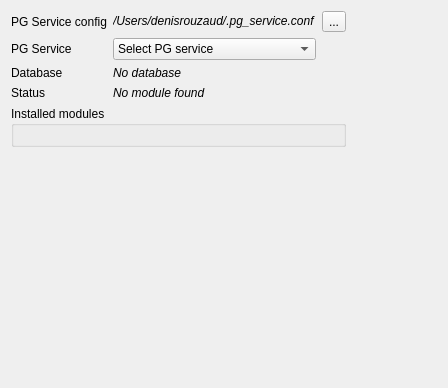
This is oqtopus/ui/database_connection_widget.ui in opengisch/oqtopus as Qt 5 draws it before an edit. The edited form follows.
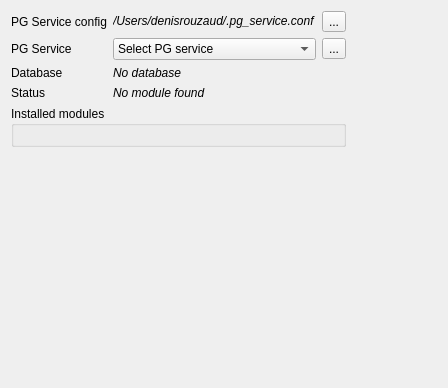
This is the edited form.

Commit message: Improve database and service management UI

```diff
--- a/oqtopus/ui/database_connection_widget.ui
+++ b/oqtopus/ui/database_connection_widget.ui
@@ -85,6 +85,16 @@
      </item>
     </widget>
    </item>
+   <item row="1" column="2">
+    <widget class="QToolButton" name="db_service_toolButton">
+     <property name="text">
+      <string>...</string>
+     </property>
+     <property name="popupMode">
+      <enum>QToolButton::InstantPopup</enum>
+     </property>
+    </widget>
+   </item>
    <item row="0" column="1">
     <widget class="QLabel" name="db_servicesConfigFilePath_label">
      <property name="font">
```
The commit also changes 4 other files.
